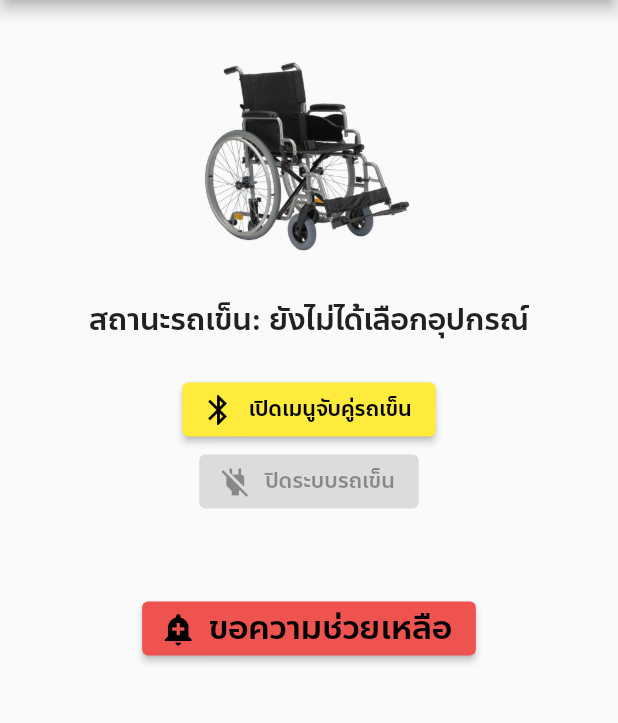
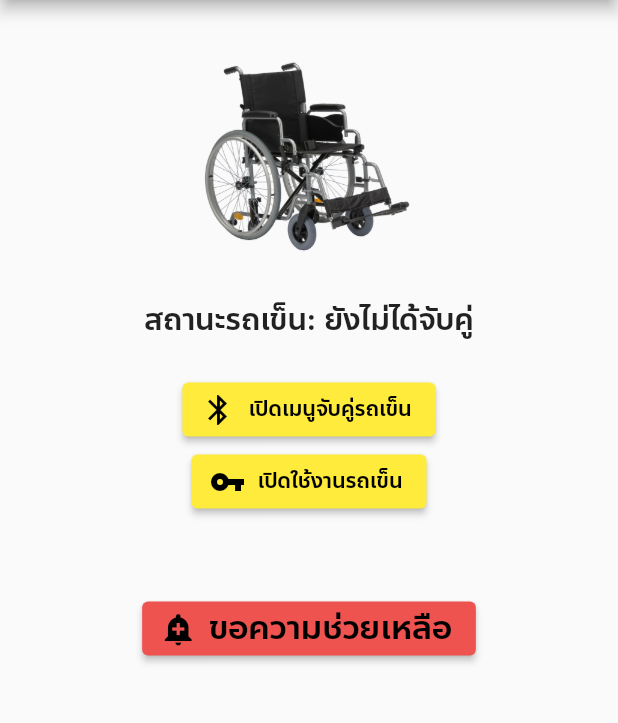
Before and after one commit to Leomotors/NSM2021-SmartWheelChair-MobileApp, a Flutter app: the screen it shows after launch, on a phone screen of 412 x 824 dp, the part 84-807 px from its top. Run offline on Flutter 3.47's test engine with Material 2 defaults, Android fonts, the phone set to English and light mode, and no system bars; our stand-ins replace flutter_bluetooth_serial, package_info.

Commit message:
i hate null safety

```diff
--- a/lib/providers/DeviceProvider.dart
+++ b/lib/providers/DeviceProvider.dart
@@ -8,7 +8,7 @@ class DeviceProvider with ChangeNotifier{
     return _data;
   }
 
-  void setData(BluetoothDevice data)
+  void setData(BluetoothDevice? data)
   {
     _data = data;
     notifyListeners();
--- a/lib/screens/WheelChairCtrl.dart
+++ b/lib/screens/WheelChairCtrl.dart
@@ -18,7 +18,7 @@ class _WheelChairCtrlPageBodyState extends State<WheelChairCtrlPageBody> {
 
   String statusDescribe() {
     if (!_isBonded)
-      return "ยังไม่ได้เลือกอุปกรณ์";
+      return "ยังไม่ได้จับคู่";
     else if (!_isConnected)
       return "ยังไม่ได้เชื่อมต่อ";
     else
@@ -30,7 +30,7 @@ class _WheelChairCtrlPageBodyState extends State<WheelChairCtrlPageBody> {
     return Consumer(
       builder: (BuildContext context, DeviceProvider provider, Widget? child) {
         BluetoothDevice? data = provider.getData();
-        _isBonded = (data?.bondState == BluetoothBondState.bonded);
+        _isBonded = data != null;
         _isConnected = (data?.isConnected ?? false);
 
         return Column(
@@ -49,41 +49,19 @@ class _WheelChairCtrlPageBodyState extends State<WheelChairCtrlPageBody> {
                 ? Container()
                 : Column(
                     children: [
-                      Text("Device name: ${data.name ?? "IS_NULL"}"),
-                      Text("Device Address: ${data.address}"),
-                      Text("Device Type: ${data.type}"),
-                      Text("Bond State: ${data.bondState}"),
-                      Text("Connection State: ${data.isConnected}"),
+                      Text("ชื่ออุปกรณ์: ${data.name ?? "เกิดข้อผิดพลาดขึ้น"}"),
+                      Text("ที่อยู่อุปกรณ์: ${data.address}"),
                     ],
                   ),
             SizedBox(height: 20),
-            ElevatedButton.icon(
-              onPressed: _isConnected
-                  ? null
-                  : () {
-                      Navigator.push(
-                        context,
-                        MaterialPageRoute(
-                          builder: (BuildContext context) {
-                            return DiscoveryPage();
-                          },
-                        ),
-                      );
-                    },
-              icon: _isConnected
-                  ? Icon(Icons.link_off)
-                  : Icon(_isBonded ? Icons.link_off : Icons.bluetooth),
-              label: Text(_isConnected
-                  ? "หยุดเชื่อมต่อ"
-                  : _isBonded
-                      ? "เลิกจับคู่"
-                      : "เปิดเมนูจับคู่รถเข็น"),
-            ),
-            ElevatedButton.icon(
-              onPressed: _isConnected ? () {} : null,
-              icon: Icon(Icons.power_off),
-              label: Text("ปิดระบบรถเข็น"),
-            ),
+            // * Open BT Menu Button
+            !_isBonded ? openBTMenuButton() : Container(),
+            // * Connect Button
+            (_isBonded && !_isConnected) ? connectButton() : Container(),
+            // * Turn on Device Button
+            turnOnButton(),
+            // * Turn off Device Button
+            _isConnected ? turnOffButton() : Container(),
             SizedBox(height: 50),
             ElevatedButton.icon(
               onPressed: () {},
@@ -93,10 +71,51 @@ class _WheelChairCtrlPageBodyState extends State<WheelChairCtrlPageBody> {
                 style: TextStyle(fontSize: 22),
               ),
               style: ElevatedButton.styleFrom(primary: Colors.red[400]),
-            ),
+            )
           ],
         );
       },
     );
   }
+
+  Widget openBTMenuButton() {
+    return ElevatedButton.icon(
+      onPressed: () {
+        Navigator.push(
+          context,
+          MaterialPageRoute(
+            builder: (BuildContext context) {
+              return DiscoveryPage();
+            },
+          ),
+        );
+      },
+      icon: Icon(Icons.bluetooth),
+      label: Text("เปิดเมนูจับคู่รถเข็น"),
+    );
+  }
+
+  Widget connectButton() {
+    return ElevatedButton.icon(
+      onPressed: _isBonded ? () {} : null,
+      icon: Icon(_isConnected ? Icons.wifi_off : Icons.wifi),
+      label: Text(_isConnected ? "หยุดเชื่อมต่อ" : "เชื่อมต่อรถเข็น"),
+    );
+  }
+
+  Widget turnOnButton() {
+    return ElevatedButton.icon(
+      onPressed: () {},
+      icon: Icon(Icons.vpn_key),
+      label: Text("เปิดใช้งานรถเข็น"),
+    );
+  }
+
+  Widget turnOffButton() {
+    return ElevatedButton.icon(
+      onPressed: () {},
+      icon: Icon(Icons.power_off),
+      label: Text("ปิดระบบรถเข็น"),
+    );
+  }
 }
```
